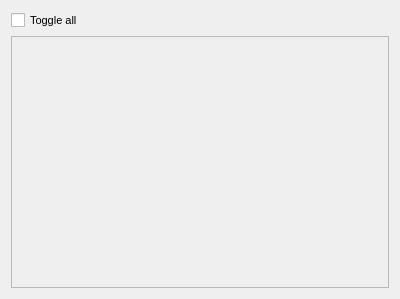
This is src/airunner/widgets/model_manager/templates/default.ui in Capsize-Games/airunner as Qt 5 draws it before an edit. The edited form follows.
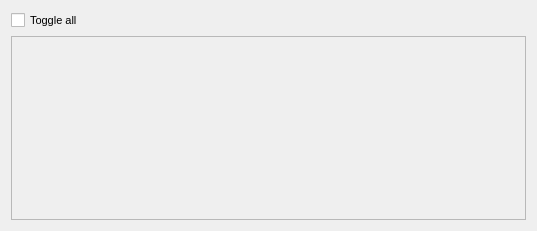
This is the edited form.

What changed in the file:
```diff
--- a/src/airunner/widgets/model_manager/templates/default.ui
+++ b/src/airunner/widgets/model_manager/templates/default.ui
@@ -6,8 +6,8 @@
    <rect>
     <x>0</x>
     <y>0</y>
-    <width>400</width>
-    <height>299</height>
+    <width>537</width>
+    <height>231</height>
    </rect>
   </property>
   <property name="windowTitle">
@@ -24,8 +24,8 @@
        <rect>
         <x>0</x>
         <y>0</y>
-        <width>380</width>
-        <height>254</height>
+        <width>517</width>
+        <height>186</height>
        </rect>
       </property>
       <layout class="QVBoxLayout" name="verticalLayout"/>
```
